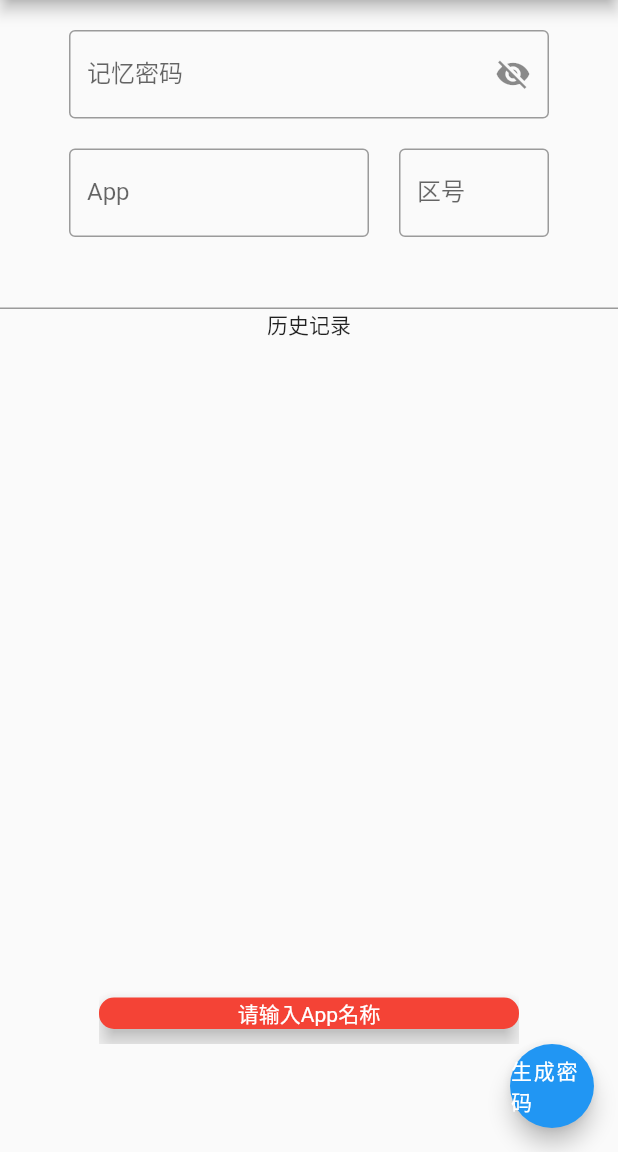
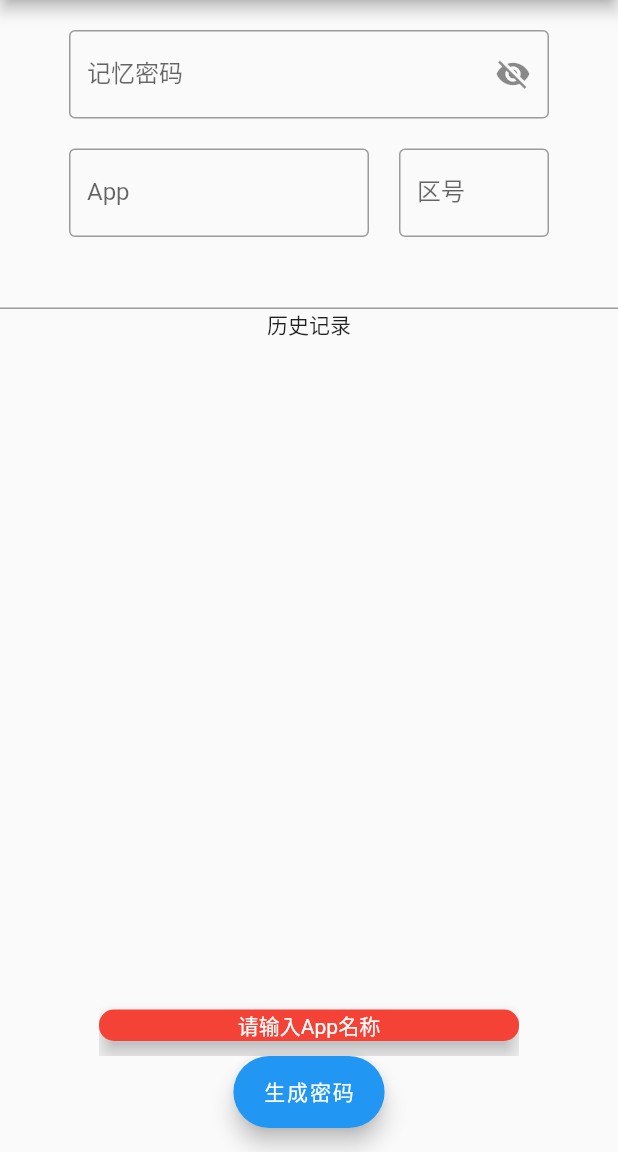
Before and after one commit to lwllvyb/Passwordflower, a Flutter app: the screen it shows after launch, after a tap on "生成密码", on a phone screen of 412 x 824 dp, the part 84-1236 px from its top. Run offline on Flutter 3.47's test engine with Material 2 defaults, Android fonts, the phone set to English and light mode, and no system bars; our stand-ins replace fluttertoast, sqflite_common_ffi, sqflite_common_ffi_web; missing offline and left inert: bruno; accounts and stored records are empty.

Commit message:
support FloatingActionButton on center

```diff
--- a/lib/main.dart
+++ b/lib/main.dart
@@ -289,7 +289,7 @@ class _HomePasswordState extends State<HomePassword> {
           ),
         ],
       )),
-      floatingActionButton: FloatingActionButton(
+      floatingActionButton: FloatingActionButton.extended(
           tooltip: "just test",
           onPressed: () async {
             var pwd = getPassword(_controllerKey.text,
@@ -315,7 +315,8 @@ class _HomePasswordState extends State<HomePassword> {
               showToast(context, "${_controllerApp.text} 密码已生成");
             }
           },
-          child: const Text("生成密码")),
+          label: const Text("生成密码")),
+      floatingActionButtonLocation: FloatingActionButtonLocation.centerFloat,
     );
   }
 }
```
